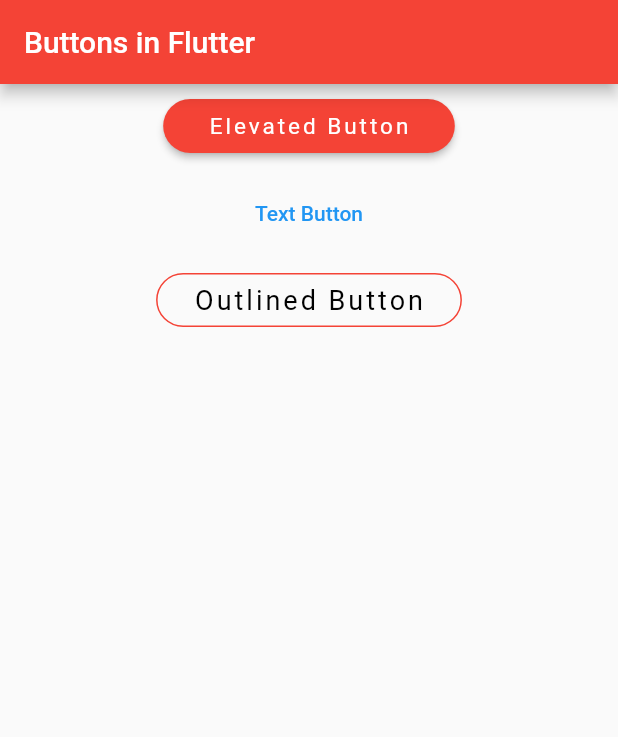
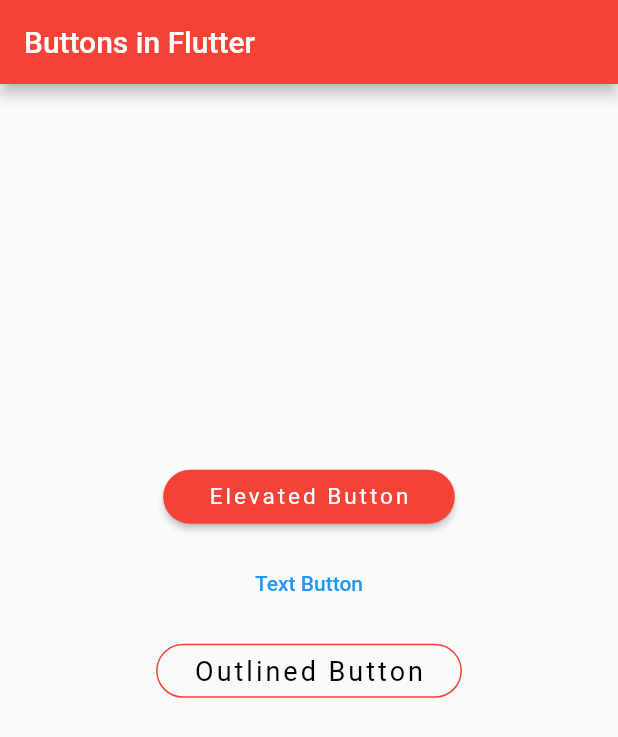
Before and after one commit to Ridoy-paul/flutter-components, a Flutter app: the screen it shows after launch, on a phone screen of 412 x 824 dp. Shown: the top 737 px of the screen. Run offline on Flutter 3.47's test engine with Material 2 defaults, Android fonts, the phone set to English and light mode, and no system bars.

Commit message:
button style and output updated

```diff
--- a/lib/main.dart
+++ b/lib/main.dart
@@ -63,6 +63,7 @@ class HomePage extends StatelessWidget {
               children: [
                 Column(
                   children: [
+                    SizedBox(height: MediaQuery.of(context).size.height * 0.3,),
                     ElevatedButton(
                         onPressed: (){},
                         //icon: Icon(Icons.card_travel)
```
Also changed, not shown: images/buttons-output.png (added), images/column-output.png (deleted), images/row-output.png (deleted), 1 other file.
